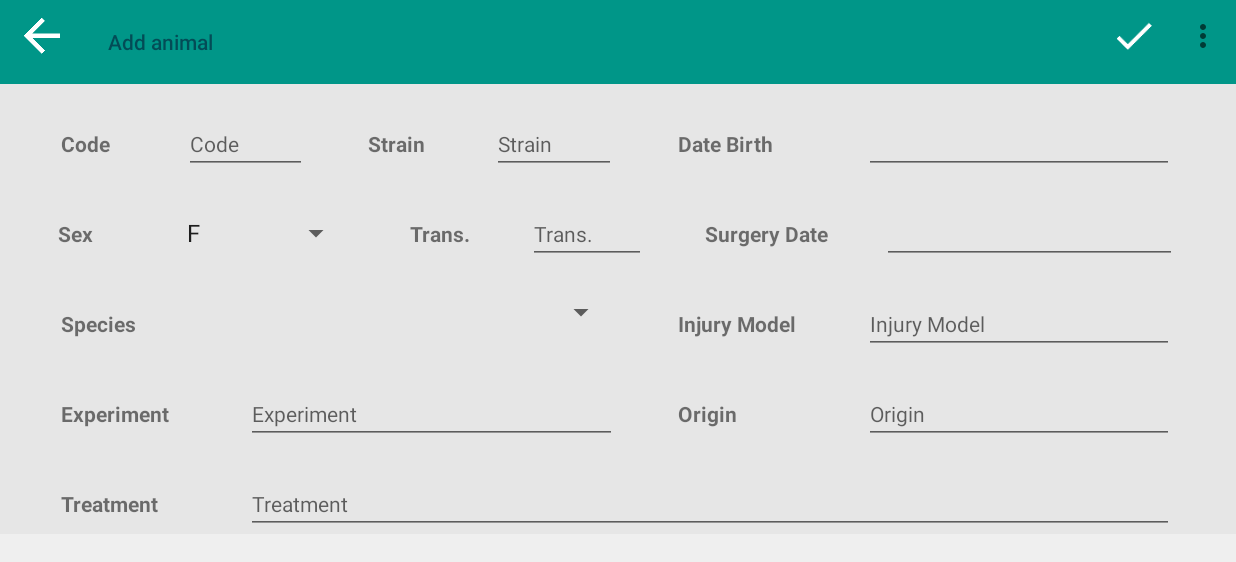
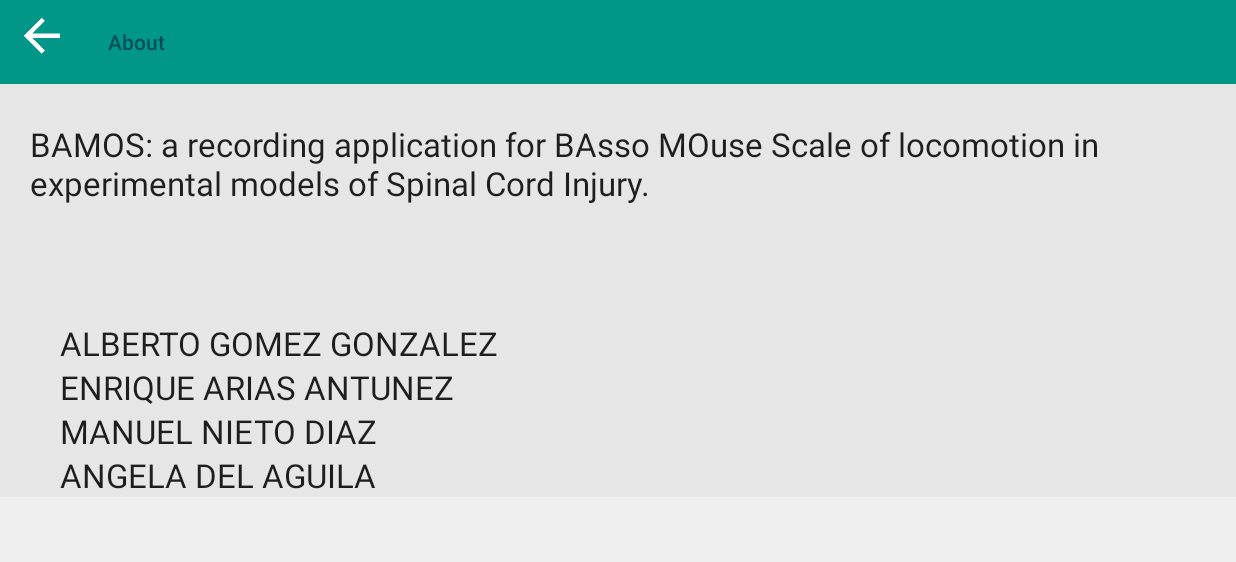
Before and after one commit to alber82/BAMOS, an Android app: the fragment AnimalesDialogAdd placed in its activity, in the options menu, after a tap on "About", on a phone screen of 824 x 412 dp (held sideways). Shown: the top 562 px of the screen. Run offline under Robolectric (Android 15) with nearby library versions, the phone set to English and light mode, and no system bars; 3 statements that could not run were skipped.

Commit message:
Add about dialog

```diff
--- a/app/src/main/java/es/uclm/proyecto/controlador/dialog/AnimalDialogEmail.java
+++ b/app/src/main/java/es/uclm/proyecto/controlador/dialog/AnimalDialogEmail.java
@@ -136,7 +136,11 @@ public class AnimalDialogEmail extends DialogFragment implements View.OnClickLis
                             Intent contactPickerIntent = new Intent(Intent.ACTION_PICK, ContactsContract.Contacts.CONTENT_URI);
                             startActivityForResult(contactPickerIntent, CONTACT_PICKER_RESULT);
                             break;
-
+                        case R.id.action_about:
+                            android.support.v4.app.FragmentTransaction fragmentTransaction1 = getActivity().getSupportFragmentManager().beginTransaction();
+                            DialogAbout dialogAbout= new DialogAbout();
+                            dialogAbout.show(fragmentTransaction1, "fragment_alert");
+                            break;
                         case R.id.action_done:
 
                             if (mWifi.isConnected()) {
--- a/app/src/main/java/es/uclm/proyecto/controlador/dialog/AnimalesDialogAdd.java
+++ b/app/src/main/java/es/uclm/proyecto/controlador/dialog/AnimalesDialogAdd.java
@@ -107,6 +107,7 @@ public class AnimalesDialogAdd extends DialogFragment implements View.OnClickLis
         cEspecies.close();
 
 
+        setHasOptionsMenu(true);
 
         ActionBar actionBar = ((AppCompatActivity) getActivity())
                 .getSupportActionBar();
@@ -169,6 +170,11 @@ public class AnimalesDialogAdd extends DialogFragment implements View.OnClickLis
                                 window.dismiss();
                             }
                             break;
+                        case R.id.action_about:
+                            android.support.v4.app.FragmentTransaction fragmentTransaction1 = getActivity().getSupportFragmentManager().beginTransaction();
+                            DialogAbout dialogAbout= new DialogAbout();
+                            dialogAbout.show(fragmentTransaction1, "fragment_alert");
+                            break;
                     }
                     return true;
                 }
@@ -211,7 +217,7 @@ public class AnimalesDialogAdd extends DialogFragment implements View.OnClickLis
 
     @Override
     public void onCreateOptionsMenu(Menu menu, MenuInflater inflater) {
-        //inflater.inflate(R.menu.fullscreen_dialog, menu);
+        //inflater.inflate(R.menu.d, menu);
 
         super.onCreateOptionsMenu(menu, inflater);
     }
@@ -221,6 +227,12 @@ public class AnimalesDialogAdd extends DialogFragment implements View.OnClickLis
         int id = item.getItemId();
 
         switch (id) {
+            case R.id.action_about:
+
+                android.support.v4.app.FragmentTransaction fragmentTransaction = getActivity().getSupportFragmentManager().beginTransaction();
+                DialogAbout dialogAbout= new DialogAbout();
+                dialogAbout.show(fragmentTransaction, "fragment_alert");
+                break;
             case android.R.id.home:
                 // procesarDescartar()
                 break;
--- a/app/src/main/java/es/uclm/proyecto/controlador/dialog/AnimalesDialogEdit.java
+++ b/app/src/main/java/es/uclm/proyecto/controlador/dialog/AnimalesDialogEdit.java
@@ -185,6 +185,11 @@ public class AnimalesDialogEdit extends DialogFragment implements View.OnClickLi
                             AnimalDialogEmail emailDialog = new AnimalDialogEmail();
                             emailDialog.setArguments(args);
                             emailDialog.show(fragmentTransaction, "fragment_email");
+                            break;
+                        case R.id.action_about:
+                            android.support.v4.app.FragmentTransaction fragmentTransaction1 = getActivity().getSupportFragmentManager().beginTransaction();
+                            DialogAbout dialogAbout= new DialogAbout();
+                            dialogAbout.show(fragmentTransaction1, "fragment_alert");
                             break;
                     }
                     return true;
--- /dev/null
+++ b/app/src/main/java/es/uclm/proyecto/controlador/dialog/DialogAbout.java
@@ -0,0 +1,115 @@
+package es.uclm.proyecto.controlador.dialog;
+
+import android.app.Activity;
+import android.os.Bundle;
+import android.support.v4.app.DialogFragment;
+import android.support.v7.app.ActionBar;
+import android.support.v7.app.AppCompatActivity;
+import android.support.v7.widget.Toolbar;
+import android.util.Log;
+import android.view.LayoutInflater;
+import android.view.Menu;
+import android.view.MenuInflater;
+import android.view.MenuItem;
+import android.view.View;
+import android.view.ViewGroup;
+import android.view.Window;
+import android.view.inputmethod.InputMethodManager;
+import android.widget.ImageView;
+
+import java.io.File;
+
+import es.uclm.proyecto.R;
+import es.uclm.proyecto.modelo.Resultado;
+
+/**
+ * Created by alber on 02/05/2016.
+ */
+public class DialogAbout extends DialogFragment implements View.OnClickListener {
+
+    public DialogAbout() {
+        // Required empty public constructor
+    }
+
+    @Override
+    public void onCreate(Bundle savedInstanceState) {
+        super.onCreate(savedInstanceState);
+
+        setStyle(DialogFragment.STYLE_NO_FRAME, R.style.Theme_AppCompat_Light_DarkActionBar);
+        //android.R.style.Theme_Holo_Light_DarkActionBar);
+
+        LayoutInflater inflater = getActivity().getLayoutInflater();
+        View v = inflater.inflate(R.layout.dialog_about, null);
+
+
+
+        ActionBar actionBar = ((AppCompatActivity) getActivity())
+                .getSupportActionBar();
+    }
+
+    @Override
+    public View onCreateView(LayoutInflater inflater, ViewGroup container,
+                             Bundle savedInstanceState) {
+        InputMethodManager imm = (InputMethodManager) getActivity().getApplicationContext().getSystemService(Activity.INPUT_METHOD_SERVICE);
+        View view = inflater.inflate(R.layout.dialog_about, container, false);
+
+
+
+
+        Toolbar actionBar = (Toolbar) view.findViewById(R.id.fake_action_bar);
+        if (actionBar != null) {
+            final DialogAbout window = this;
+            actionBar.setTitle(R.string.about_string);
+            actionBar.setTitleTextColor(R.color.white);
+            actionBar.setNavigationOnClickListener(new View.OnClickListener() {
+                public void onClick(View v) {
+                    window.dismiss();
+                }
+            });
+        }
+        setHasOptionsMenu(true);
+
+        getDialog().requestWindowFeature(Window.FEATURE_NO_TITLE);
+
+        return view;
+
+
+        }
+
+
+        @Override
+    public void onCreateOptionsMenu(Menu menu, MenuInflater inflater) {
+        //inflater.inflate(R.menu.fullscreen_dialog, menu);
+
+        super.onCreateOptionsMenu(menu, inflater);
+    }
+
+    @Override
+    public boolean onOptionsItemSelected(MenuItem item) {
+        int id = item.getItemId();
+
+        switch (id) {
+            case android.R.id.home:
+                // procesarDescartar()
+                break;
+
+
+        }
+
+        return super.onOptionsItemSelected(item);
+    }
+
+
+    @Override
+    public void onClick(View v) {
+
+    }
+
+    @Override
+    public void onDestroy() {
+
+        super.onDestroy();
+        Log.e("RET", "onDestroy");
+    }
+
+}
--- a/app/src/main/java/es/uclm/proyecto/controlador/dialog/EstudiosDialogPDF.java
+++ b/app/src/main/java/es/uclm/proyecto/controlador/dialog/EstudiosDialogPDF.java
@@ -103,7 +103,8 @@ public class EstudiosDialogPDF extends DialogFragment implements View.OnClickLis
 
     @Override
     public View onCreateView(LayoutInflater inflater, ViewGroup container,
-                             Bundle savedInstanceState) {
+                             Bundle savedInstanceState)
+    {
         InputMethodManager imm = (InputMethodManager) getActivity().getApplicationContext().getSystemService(Activity.INPUT_METHOD_SERVICE);
         View view = inflater.inflate(R.layout.dialog_pdf_study, container, false);
         pdfView = (ImageView) view.findViewById(R.id.PDFView);
--- a/app/src/main/java/es/uclm/proyecto/controlador/dialog/EstudiosDialogRecord.java
+++ b/app/src/main/java/es/uclm/proyecto/controlador/dialog/EstudiosDialogRecord.java
@@ -235,6 +235,11 @@ public class EstudiosDialogRecord extends Fragment implements View.OnClickListen
             case android.R.id.home:
                 // procesarDescartar()
                 break;
+            case R.id.action_about:
+                android.support.v4.app.FragmentTransaction fragmentTransaction1 = getActivity().getSupportFragmentManager().beginTransaction();
+                DialogAbout dialogAbout= new DialogAbout();
+                dialogAbout.show(fragmentTransaction1, "fragment_alert");
+                break;
             case R.id.action_back:
                 alertDialog = new android.app.AlertDialog.Builder(getActivity());
                 alertDialog.setTitle(R.string.dialog_warning);
--- a/app/src/main/java/es/uclm/proyecto/controlador/fragments/RecordFragment.java
+++ b/app/src/main/java/es/uclm/proyecto/controlador/fragments/RecordFragment.java
@@ -43,6 +43,7 @@ import java.util.Calendar;
 import java.util.concurrent.TimeUnit;
 
 import es.uclm.proyecto.R;
+import es.uclm.proyecto.controlador.dialog.DialogAbout;
 import es.uclm.proyecto.controlador.dialog.EstudiosDialogEdit;
 import es.uclm.proyecto.controlador.dialog.EstudiosDialogRecord;
 import es.uclm.proyecto.modelo.Estudio;
@@ -308,6 +309,11 @@ public class RecordFragment extends Fragment implements View.OnClickListener, Su
 
                 }
                 return true;
+            case R.id.action_about:
+                android.support.v4.app.FragmentTransaction fragmentTransaction1 = getActivity().getSupportFragmentManager().beginTransaction();
+                DialogAbout dialogAbout= new DialogAbout();
+                dialogAbout.show(fragmentTransaction1, "fragment_alert");
+                break;
 
             case R.id.action_done:
                 if (!recording && grabado == 1 && guardado == 0) {
--- /dev/null
+++ b/app/src/main/res/layout/dialog_about.xml
@@ -0,0 +1,83 @@
+<?xml version="1.0" encoding="utf-8"?>
+<ScrollView xmlns:android="http://schemas.android.com/apk/res/android"
+    android:layout_width="match_parent"
+    android:layout_height="match_parent"
+    android:background="@color/grey" >
+    <LinearLayout xmlns:android="http://schemas.android.com/apk/res/android"
+        android:orientation="vertical"
+        android:layout_width="fill_parent"
+        android:layout_height="fill_parent"
+        android:background="@color/grey" >
+        <LinearLayout
+            android:focusable="true"
+            android:focusableInTouchMode="true"
+            android:layout_width="0px"
+            android:layout_height="0px" >
+            <requestFocus />
+        </LinearLayout>
+
+        <include android:id="@+id/fake_action_bar"
+            layout="@layout/fake_action_bar_with_backbotton" />
+
+        <TextView
+            android:layout_width="wrap_content"
+            android:layout_height="wrap_content"
+            android:textAppearance="?android:attr/textAppearanceLarge"
+            android:text="@string/home_title"
+            android:id="@+id/textView6"
+            android:layout_marginTop="25dp"
+            android:layout_marginBottom="77dp"
+            android:layout_marginLeft="20dp"
+            android:layout_marginRight="20dp"
+            android:layout_above="@+id/textView17"
+            android:layout_centerHorizontal="true" />
+
+        <TextView
+            android:layout_width="wrap_content"
+            android:layout_height="wrap_content"
+            android:textAppearance="?android:attr/textAppearanceLarge"
+            android:text="ALBERTO GOMEZ GONZALEZ"
+            android:id="@+id/textView3"
+            android:layout_marginLeft="40dp"
+            android:layout_marginRight="40dp"
+            android:layout_alignParentBottom="true"
+            android:layout_alignStart="@+id/textView4" />
+
+        <TextView
+            android:text="ENRIQUE ARIAS ANTUNEZ"
+            android:layout_width="wrap_content"
+            android:layout_height="wrap_content"
+            android:textAppearance="?android:attr/textAppearanceLarge"
+            android:id="@+id/textView17"
+            android:layout_marginLeft="40dp"
+            android:layout_marginRight="40dp"
+            android:layout_above="@+id/textView5"
+            android:layout_alignParentEnd="true" />
+
+        <TextView
+            android:layout_width="wrap_content"
+            android:layout_height="wrap_content"
+            android:textAppearance="?android:attr/textAppearanceLarge"
+            android:text="MANUEL NIETO DIAZ"
+
+            android:layout_marginLeft="40dp"
+            android:layout_marginRight="40dp"
+            android:id="@+id/textView5"
+            android:layout_alignStart="@+id/textView17"
+            android:layout_above="@+id/textView4" />
+
+        <TextView
+            android:layout_width="wrap_content"
+            android:layout_height="wrap_content"
+            android:textAppearance="?android:attr/textAppearanceLarge"
+            android:text="ANGELA DEL AGUILA"
+
+            android:layout_marginLeft="40dp"
+            android:layout_marginRight="40dp"
+            android:id="@+id/textView4"
+            android:layout_above="@+id/textView3"
+            android:layout_alignStart="@+id/textView5" />
+
+
+    </LinearLayout>
+</ScrollView>
--- a/app/src/main/res/menu-large/menu_estudio_animal.xml
+++ b/app/src/main/res/menu-large/menu_estudio_animal.xml
@@ -19,11 +19,6 @@
         android:icon="@drawable/ic_add_white_36dp"
         app:showAsAction="ifRoom"/>
     <item
-        android:id="@+id/action_help"
-        android:title="@string/help_string"
-        android:icon="@drawable/ic_help_white_24dp"
-        app:showAsAction="never"/>
-    <item
         android:id="@+id/action_about"
         android:title="@string/about_string"
         android:icon="@drawable/ic_help_white_24dp"
--- a/app/src/main/res/menu-normal/menu_estudio_animal.xml
+++ b/app/src/main/res/menu-normal/menu_estudio_animal.xml
@@ -19,11 +19,6 @@
         android:icon="@drawable/ic_add_white_36dp"
         app:showAsAction="ifRoom"/>
     <item
-        android:id="@+id/action_help"
-        android:title="@string/help_string"
-        android:icon="@drawable/ic_help_white_24dp"
-        app:showAsAction="never"/>
-    <item
         android:id="@+id/action_about"
         android:title="@string/about_string"
         android:icon="@drawable/ic_help_white_24dp"
```
Also changed, not shown: app/src/main/java/es/uclm/proyecto/controlador/dialog/EstudiosDialogAdd.java (+13 -4 lines), app/src/main/java/es/uclm/proyecto/controlador/dialog/EstudiosDialogEdit.java (+6 -10 lines), app/src/main/java/es/uclm/proyecto/controlador/dialog/EstudiosDialogEmail.java (+5 -4 lines), app/src/main/java/es/uclm/proyecto/controlador/dialog/EstudiosDialogResultados.java (+16 -0 lines), app/src/main/java/es/uclm/proyecto/controlador/fragments/AnimalesEstudiosFragment.java (+7 -0 lines), app/src/main/java/es/uclm/proyecto/controlador/fragments/AnimalesFragment.java (+8 -0 lines), app/src/main/java/es/uclm/proyecto/controlador/fragments/EstudiosFragment.java (+7 -1 lines).
